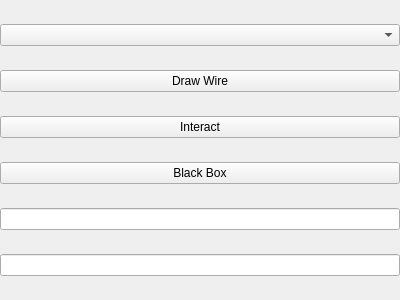
KaramVSingh/Black-Box, file sideselectionpane.ui: the form before one commit.
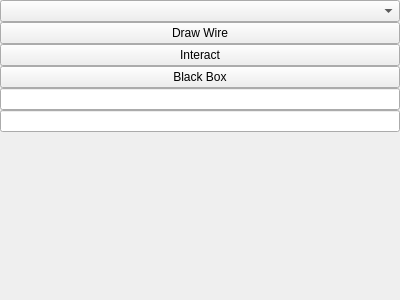
The form after the commit.

Commit message: fixed more bugs in bb function

What changed in the file:
```diff
--- a/sideselectionpane.ui
+++ b/sideselectionpane.ui
@@ -85,6 +85,19 @@
      </property>
     </widget>
    </item>
+   <item>
+    <spacer name="verticalSpacer">
+     <property name="orientation">
+      <enum>Qt::Vertical</enum>
+     </property>
+     <property name="sizeHint" stdset="0">
+      <size>
+       <width>20</width>
+       <height>40</height>
+      </size>
+     </property>
+    </spacer>
+   </item>
   </layout>
  </widget>
  <resources/>
```
The commit also changes 2 other files.
